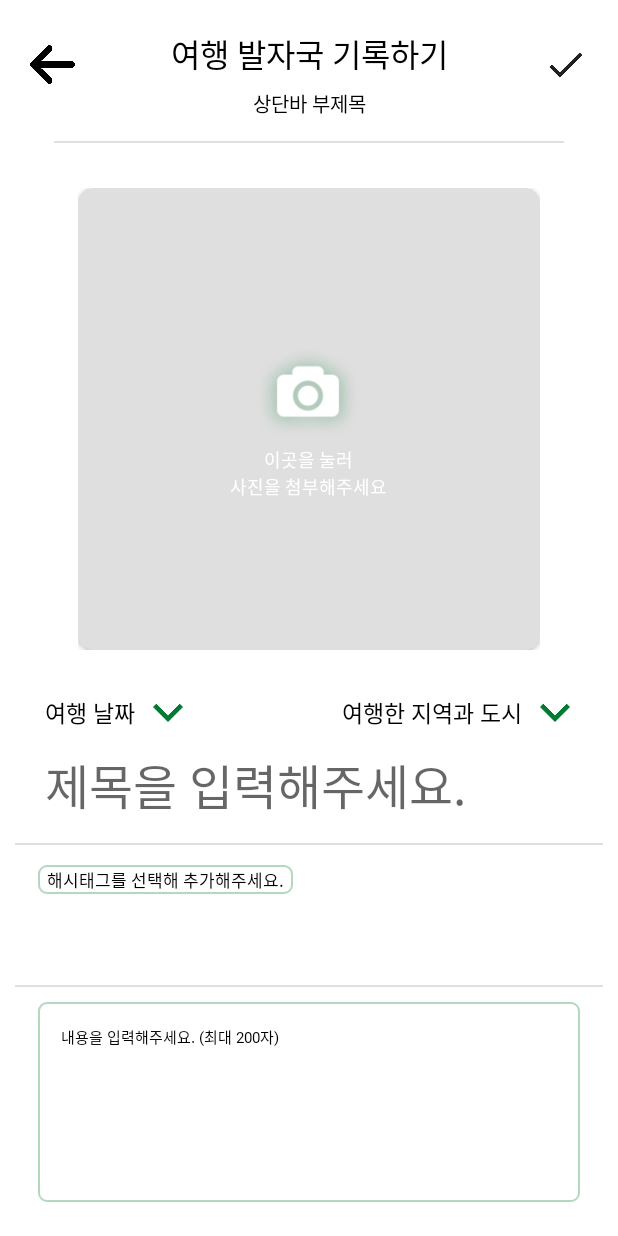
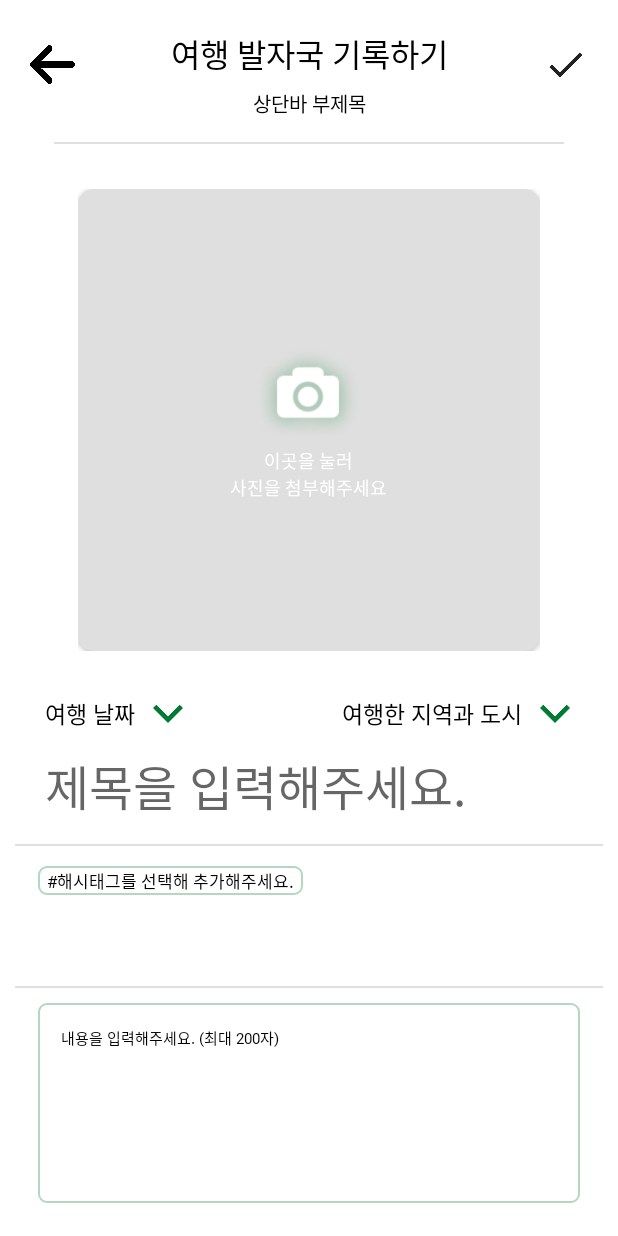
Before and after one commit to zeus6768/android_tripbook, an Android app: the TripcourseRecordActivity screen opened directly, with no data from a screen before it, on a phone screen of 412 x 824 dp. Run offline under Robolectric (Android 15) with nearby library versions, the phone set to English and light mode, and no system bars.

Commit message:
finish connecting and making tripcourse xml, kotlin file

```diff
--- a/app/src/main/java/com/olympos/tripbook/src/tripcourse/TripcourseActivity.kt
+++ b/app/src/main/java/com/olympos/tripbook/src/tripcourse/TripcourseActivity.kt
@@ -36,6 +36,7 @@ class TripcourseActivity : BaseActivity() {
 
 
     private fun initView() {
+        //topbar layout view randering
         binding.tripcourseTopbarLayout.topbarTitleTv.setText(R.string.tripcourse_title)
 
         //상단바 - 뒤로가기 버튼
--- a/app/src/main/java/com/olympos/tripbook/src/tripcourse/TripcourseRecordActivity.kt
+++ b/app/src/main/java/com/olympos/tripbook/src/tripcourse/TripcourseRecordActivity.kt
@@ -1,5 +1,6 @@
 package com.olympos.tripbook.src.tripcourse
 
+import android.content.Intent
 import android.os.Bundle
 import com.olympos.tripbook.R
 import com.olympos.tripbook.config.BaseActivity
@@ -14,27 +15,43 @@ class TripcourseRecordActivity : BaseActivity() {
         binding = ActivityTripcourseRecordBinding.inflate(layoutInflater)
         setContentView(binding.root)
 
-
-
         initView()
     }
 
     private fun initView() {
         //topbar layout view randering
         binding.tripcourseRecordTopbarLayout.topbarTitleTv.setText(R.string.tripcourse_record_title)
+        binding.tripcourseRecordTopbarLayout.topbarSubbuttonIb.setImageResource(R.drawable.btn_base_check_black)
 
-        binding.tripcourseRecordTopbarLayout.topbarSubbuttonIb.setImageResource(R.drawable.btn_base_check_black)
-        binding.tripcourseRecordTopbarLayout.topbarSubbuttonIb.setOnClickListener {
-        }
-
-        //여행 날짜 선택
-        binding.tripcourseRecordSelectDateBtn.setOnClickListener {
+        //상단바 - 뒤로가기 버튼
+        binding.tripcourseRecordTopbarLayout.topbarBackIb.setOnClickListener {
 
         }
 
-        //여행 도시 선택 :
+        //상단바 - 편집완료 버튼
+        binding.tripcourseRecordTopbarLayout.topbarSubbuttonIb.setOnClickListener {
+
+        }
+
+        //여행 사진 추가
+        binding.tripcourseRecordRequestImgBtn.setOnClickListener {
+
+        }
+
+        //여행 날짜 선택 - Dialog 생성
+        binding.tripcourseRecordSelectDateBtn.setOnClickListener {
+        }
+
+        //여행 도시 선택 - TripcourseSelectContryActivity로 이동
         binding.tripcourseRecordSelectCountryBtn.setOnClickListener {
+            val intent = Intent(this@TripcourseRecordActivity, TripcourseSelectCountryActivity::class.java)
+            startActivity(intent)
+        }
 
+        //해시태그 선택 - TripcourseSelectHashtagActivity로 이동
+        binding.tripcourseRecordRequestHashtagBtn.setOnClickListener {
+            val intent = Intent(this@TripcourseRecordActivity, TripcourseSelectHashtagActivity::class.java)
+            startActivity(intent)
         }
     }
 }
--- a/app/src/main/res/layout/activity_tripcourse_record.xml
+++ b/app/src/main/res/layout/activity_tripcourse_record.xml
@@ -4,10 +4,18 @@
     android:layout_width="match_parent"
     android:layout_height="match_parent"
     xmlns:app="http://schemas.android.com/apk/res-auto">
+
+    <include
+        layout="@layout/layout_topbar_base"
+        android:id="@+id/tripcourse_record_topbar_layout"
+        android:layout_width="match_parent"
+        android:layout_height="wrap_content"
+        app:layout_constraintTop_toTopOf="parent"/>
+
     <ScrollView
         android:layout_width="match_parent"
         android:layout_height="wrap_content"
-        app:layout_constraintTop_toTopOf="parent">
+        app:layout_constraintTop_toBottomOf="@id/tripcourse_record_topbar_layout">
 
         <LinearLayout
             android:layout_width="match_parent"
@@ -15,13 +23,8 @@
             android:orientation="vertical"
             >
 
-            <include
-                android:id="@+id/tripcourse_record_topbar_layout"
-                layout="@layout/layout_topbar_base"/>
-
             <!--사진 선택 창-->
             <FrameLayout
-                android:id="@+id/tripcourse_record_select_img_layout"
                 android:layout_width="308dp"
                 android:layout_height="308dp"
                 android:layout_marginTop="30dp"
@@ -37,17 +40,14 @@
                         app:cardCornerRadius="10dp"/>
                 </LinearLayout>
 
-                <LinearLayout
+                <!--사진 추가 버튼-->
+                <TextView
+                    android:id="@+id/tripcourse_record_request_img_btn"
                     android:layout_width="wrap_content"
                     android:layout_height="wrap_content"
-                    android:orientation="vertical"
-                    android:layout_gravity="center">
-
-                    <TextView
-                        android:layout_width="wrap_content"
-                        android:layout_height="wrap_content"
-                        android:layout_gravity="center_horizontal"
+                    android:layout_gravity="center"
                     android:gravity="center_horizontal"
+                    android:padding="5dp"
                     android:text="@string/tripcourse_record_request_picture"
                     android:textSize="12sp"
                     android:textColor="@color/white"
@@ -57,7 +57,6 @@
                     android:drawablePadding="0dp"
                     tools:ignore="UseCompatTextViewDrawableXml" />
 
-                </LinearLayout>
             </FrameLayout>
 
             <!--여행 세부사항 선택 창-->
@@ -73,6 +72,8 @@
                     android:layout_width="match_parent"
                     android:layout_height="wrap_content"
                     android:paddingHorizontal="30dp">
+
+                    <!--여행 날짜 선택-->
                     <TextView
                         android:id="@+id/tripcourse_record_select_date_btn"
                         android:layout_width="wrap_content"
@@ -89,6 +90,7 @@
                         app:layout_constraintBottom_toBottomOf="parent"
                         tools:ignore="UseCompatTextViewDrawableXml" />
 
+                    <!--여행 지역/도시 선택-->
                     <TextView
                         android:id="@+id/tripcourse_record_select_country_btn"
                         android:layout_width="wrap_content"
@@ -109,6 +111,7 @@
 
                 <!--제목 입력-->
                 <EditText
+                    android:id="@+id/tripcourse_record_request_title_et"
                     android:layout_width="match_parent"
                     android:layout_height="wrap_content"
                     android:paddingHorizontal="30dp"
@@ -136,7 +139,7 @@
                     android:paddingHorizontal="25dp"
                     android:paddingVertical="10dp">
                     <androidx.appcompat.widget.AppCompatButton
-                        android:id="@+id/tripcourse_record_hashtag_btn"
+                        android:id="@+id/tripcourse_record_request_hashtag_btn"
                         android:layout_width="wrap_content"
                         android:layout_height="19dp"
                         android:paddingHorizontal="6dp"
@@ -162,7 +165,9 @@
                     android:layout_width="match_parent"
                     android:layout_height="wrap_content"
                     android:paddingHorizontal="25dp">
+
                     <EditText
+                        android:id="@+id/tripcourse_record_request_body_et"
                         android:layout_width="match_parent"
                         android:layout_height="133dp"
                         android:padding="15dp"
@@ -173,12 +178,14 @@
                         android:textColorHint="@color/black"
                         android:fontFamily="@font/notosans_kr_regular"
                         android:background="@drawable/drawable_custom_background_white"
-                        />
+                        tools:ignore="SmallSp" />
+
                 </LinearLayout>
 
+            </LinearLayout>
 
-            </LinearLayout>
         </LinearLayout>
 
     </ScrollView>
+
 </androidx.constraintlayout.widget.ConstraintLayout>
--- a/app/src/main/res/values/strings.xml
+++ b/app/src/main/res/values/strings.xml
@@ -19,7 +19,7 @@
     <string name="tripcourse_record_date">여행 날짜</string>
     <string name="tripcourse_record_country">여행한 지역과 도시</string>
     <string name="tripcourse_record_request_title">제목을 입력해주세요.</string>
-    <string name="tripcourse_record_request_hashtag">해시태그를 선택해 추가해주세요.</string>
+    <string name="tripcourse_record_request_hashtag">#해시태그를 선택해 추가해주세요.</string>
     <string name="tripcourse_record_request_body">내용을 입력해주세요. (최대 200자)</string>
 
     //activity_select 공통
```
Also changed, not shown: app/src/main/java/com/olympos/tripbook/src/tripcourse/RVAdapterAlbum.kt (deleted, +0 -52 lines), app/src/main/java/com/olympos/tripbook/src/tripcourse/TripcourseSelectCountryActivity.kt (+16 -1 lines), app/src/main/java/com/olympos/tripbook/src/tripcourse/TripcourseSelectHashtagActivity.kt (+15 -1 lines), app/src/main/res/layout/activity_tripcourse_select_country.xml (+26 -18 lines), app/src/main/res/layout/activity_tripcourse_select_hashtag.xml (+20 -12 lines). Lines whose indentation alone changed are shown as unchanged.
